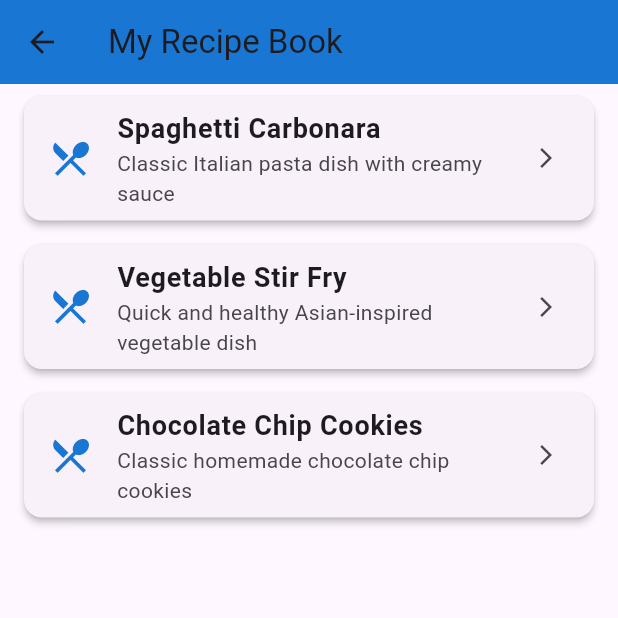
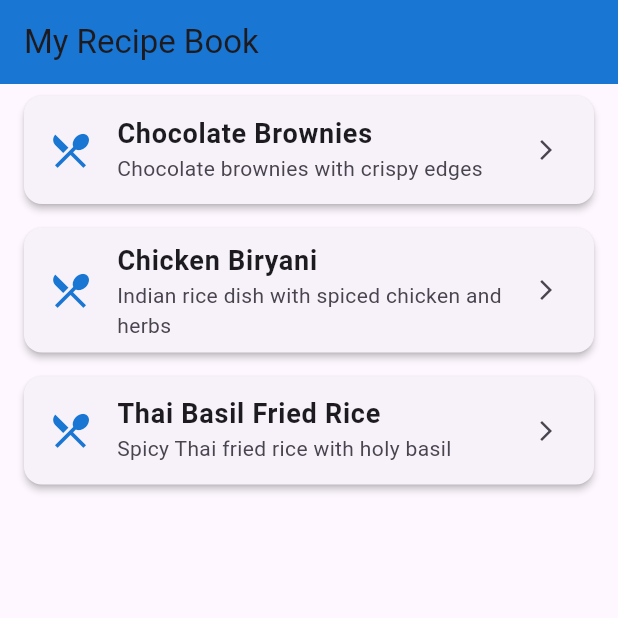
Before and after one commit to anaawalinkar/madCW02, a Flutter app: the HomeScreen screen opened directly, on a phone screen of 412 x 824 dp, the top half of it. Run offline on Flutter 3.47's test engine with Material 3 defaults, Android fonts, the phone set to English and light mode, and no system bars.

Commit message:
update main dart and home screen

```diff
--- a/cw02/lib/main.dart
+++ b/cw02/lib/main.dart
@@ -1,122 +1,20 @@
 import 'package:flutter/material.dart';
+import 'screens/home_screen.dart';
 
 void main() {
-  runApp(const MyApp());
+  runApp(RecipeBookApp());
 }
 
-class MyApp extends StatelessWidget {
-  const MyApp({super.key});
-
-  // This widget is the root of your application.
+class RecipeBookApp extends StatelessWidget {
   @override
   Widget build(BuildContext context) {
     return MaterialApp(
-      title: 'Flutter Demo',
+      title: 'Recipe Book',
       theme: ThemeData(
-        // This is the theme of your application.
-        //
-        // TRY THIS: Try running your application with "flutter run". You'll see
-        // the application has a purple toolbar. Then, without quitting the app,
-        // try changing the seedColor in the colorScheme below to Colors.green
-        // and then invoke "hot reload" (save your changes or press the "hot
-        // reload" button in a Flutter-supported IDE, or press "r" if you used
-        // the command line to start the app).
-        //
-        // Notice that the counter didn't reset back to zero; the application
-        // state is not lost during the reload. To reset the state, use hot
-        // restart instead.
-        //
-        // This works for code too, not just values: Most code changes can be
-        // tested with just a hot reload.
-        colorScheme: ColorScheme.fromSeed(seedColor: Colors.deepPurple),
+        primarySwatch: Colors.blue,
+        visualDensity: VisualDensity.adaptivePlatformDensity,
       ),
-      home: const MyHomePage(title: 'Flutter Demo Home Page'),
+      home: HomeScreen(),
     );
   }
 }
-
-class MyHomePage extends StatefulWidget {
-  const MyHomePage({super.key, required this.title});
-
-  // This widget is the home page of your application. It is stateful, meaning
-  // that it has a State object (defined below) that contains fields that affect
-  // how it looks.
-
-  // This class is the configuration for the state. It holds the values (in this
-  // case the title) provided by the parent (in this case the App widget) and
-  // used by the build method of the State. Fields in a Widget subclass are
-  // always marked "final".
-
-  final String title;
-
-  @override
-  State<MyHomePage> createState() => _MyHomePageState();
-}
-
-class _MyHomePageState extends State<MyHomePage> {
-  int _counter = 0;
-
-  void _incrementCounter() {
-    setState(() {
-      // This call to setState tells the Flutter framework that something has
-      // changed in this State, which causes it to rerun the build method below
-      // so that the display can reflect the updated values. If we changed
-      // _counter without calling setState(), then the build method would not be
-      // called again, and so nothing would appear to happen.
-      _counter++;
-    });
-  }
-
-  @override
-  Widget build(BuildContext context) {
-    // This method is rerun every time setState is called, for instance as done
-    // by the _incrementCounter method above.
-    //
-    // The Flutter framework has been optimized to make rerunning build methods
-    // fast, so that you can just rebuild anything that needs updating rather
-    // than having to individually change instances of widgets.
-    return Scaffold(
-      appBar: AppBar(
-        // TRY THIS: Try changing the color here to a specific color (to
-        // Colors.amber, perhaps?) and trigger a hot reload to see the AppBar
-        // change color while the other colors stay the same.
-        backgroundColor: Theme.of(context).colorScheme.inversePrimary,
-        // Here we take the value from the MyHomePage object that was created by
-        // the App.build method, and use it to set our appbar title.
-        title: Text(widget.title),
-      ),
-      body: Center(
-        // Center is a layout widget. It takes a single child and positions it
-        // in the middle of the parent.
-        child: Column(
-          // Column is also a layout widget. It takes a list of children and
-          // arranges them vertically. By default, it sizes itself to fit its
-          // children horizontally, and tries to be as tall as its parent.
-          //
-          // Column has various properties to control how it sizes itself and
-          // how it positions its children. Here we use mainAxisAlignment to
-          // center the children vertically; the main axis here is the vertical
-          // axis because Columns are vertical (the cross axis would be
-          // horizontal).
-          //
-          // TRY THIS: Invoke "debug painting" (choose the "Toggle Debug Paint"
-          // action in the IDE, or press "p" in the console), to see the
-          // wireframe for each widget.
-          mainAxisAlignment: MainAxisAlignment.center,
-          children: <Widget>[
-            const Text('You have pushed the button this many times:'),
-            Text(
-              '$_counter',
-              style: Theme.of(context).textTheme.headlineMedium,
-            ),
-          ],
-        ),
-      ),
-      floatingActionButton: FloatingActionButton(
-        onPressed: _incrementCounter,
-        tooltip: 'Increment',
-        child: const Icon(Icons.add),
-      ), // This trailing comma makes auto-formatting nicer for build methods.
-    );
-  }
-}
--- a/cw02/lib/screens/home_screen.dart
+++ b/cw02/lib/screens/home_screen.dart
@@ -6,74 +6,88 @@ class HomeScreen extends StatelessWidget {
   final List<Recipe> recipes = [
     Recipe(
       id: '1',
-      name: 'Spaghetti Carbonara',
-      description: 'Classic Italian pasta dish with creamy sauce',
+      name: 'Chocolate Brownies',
+      description: 'Chocolate brownies with crispy edges',
       ingredients: [
-        '200g spaghetti',
-        '100g pancetta or guanciale',
+        '1/2 cup unsalted butter',
+        '1 cup granulated sugar',
         '2 large eggs',
-        '50g grated Parmesan cheese',
-        'Black pepper, freshly ground',
-        'Salt to taste'
+        '1 tsp vanilla extract',
+        '1/3 cup cocoa powder',
+        '1/2 cup all-purpose flour',
+        '1/4 tsp salt',
+        '1/4 tsp baking powder',
+        '1/2 cup chocolate chips'
       ],
       instructions: [
-        'Bring a large pot of salted water to boil and cook spaghetti according to package instructions',
-        'While pasta cooks, chop pancetta into small pieces',
-        'In a bowl, whisk eggs and Parmesan cheese together',
-        'In a large pan, cook pancetta until crispy (no oil needed)',
-        'Reserve 1/2 cup pasta water, then drain spaghetti',
-        'Add hot spaghetti to the pan with pancetta, remove from heat',
-        'Quickly mix in egg and cheese mixture, adding pasta water as needed',
-        'Season with black pepper and serve immediately'
+        'Preheat oven to 350°F (175°C). Grease an 8x8 inch baking pan',
+        'Melt butter in a saucepan over medium heat',
+        'Remove from heat and stir in sugar, eggs, and vanilla',
+        'Beat in cocoa, flour, salt, and baking powder',
+        'Spread batter into prepared pan and sprinkle with chocolate chips',
+        'Bake for 25-30 minutes until edges pull away from pan',
+        'Cool completely before cutting into squares'
       ],
     ),
     Recipe(
       id: '2',
-      name: 'Vegetable Stir Fry',
-      description: 'Quick and healthy Asian-inspired vegetable dish',
+      name: 'Chicken Biryani',
+      description: 'Indian rice dish with spiced chicken and herbs',
       ingredients: [
-        '2 cups mixed vegetables (bell peppers, broccoli, carrots, snap peas)',
-        '2 cloves garlic, minced',
-        '1 tbsp ginger, grated',
-        '2 tbsp soy sauce',
-        '1 tbsp olive oil',
-        '1 tsp sesame oil',
-        'Green onions for garnish'
+        '2 cups basmati rice',
+        '500g chicken, cut into pieces',
+        '2 large onions, thinly sliced',
+        '1 cup yogurt',
+        '2 tbsp biryani masala',
+        '1 tbsp ginger-garlic paste',
+        '4 green chilies',
+        '1/2 cup mint leaves',
+        '1/2 cup cilantro',
+        'Saffron strands soaked in milk',
+        '4 tbsp ghee or oil'
       ],
       instructions: [
-        'Chop all vegetables into bite-sized pieces',
-        'Heat olive oil in a wok or large pan over high heat',
-        'Add garlic and ginger, stir for 30 seconds until fragrant',
-        'Add harder vegetables first (carrots, broccoli), cook for 2 minutes',
-        'Add remaining vegetables, stir fry for 3-4 minutes',
-        'Add soy sauce and sesame oil, toss to combine',
-        'Garnish with chopped green onions and serve with rice'
+        'Wash and soak basmati rice for 30 minutes',
+        'Marinate chicken with yogurt, biryani masala, and ginger-garlic paste for 2 hours',
+        'Fry onions until golden brown and set aside',
+        'Cook marinated chicken until 70% done',
+        'Parboil rice with whole spices until 70% cooked',
+        'Layer rice and chicken in a heavy-bottomed pot',
+        'Add fried onions, mint, cilantro, and saffron milk between layers',
+        'Cover and cook on low heat for 20 minutes (dum cooking)',
+        'Let it rest for 10 minutes before serving'
       ],
     ),
     Recipe(
       id: '3',
-      name: 'Chocolate Chip Cookies',
-      description: 'Classic homemade chocolate chip cookies',
+      name: 'Thai Basil Fried Rice',
+      description: 'Spicy Thai fried rice with holy basil',
       ingredients: [
-        '2 1/4 cups all-purpose flour',
-        '1 tsp baking soda',
-        '1 cup unsalted butter, softened',
-        '3/4 cup granulated sugar',
-        '3/4 cup brown sugar, packed',
-        '2 large eggs',
-        '2 tsp vanilla extract',
-        '2 cups chocolate chips'
+        '3 cups cooked jasmine rice (day-old)',
+        '2 tbsp vegetable oil',
+        '3 cloves garlic, minced',
+        '2 Thai chilies, chopped',
+        '200g chicken or shrimp (optional)',
+        '1 bell pepper, diced',
+        '1 onion, diced',
+        '2 tbsp fish sauce',
+        '1 tbsp soy sauce',
+        '1 tsp sugar',
+        '1 cup holy basil leaves',
+        '2 eggs',
+        'Lime wedges for serving'
       ],
       instructions: [
-        'Preheat oven to 375°F (190°C) and line baking sheets with parchment paper',
-        'In a medium bowl, whisk together flour and baking soda',
-        'In a large bowl, cream together butter and both sugars until light and fluffy',
-        'Beat in eggs one at a time, then add vanilla extract',
-        'Gradually mix in flour mixture until just combined',
-        'Stir in chocolate chips',
-        'Drop rounded tablespoons of dough onto prepared baking sheets',
-        'Bake for 9-11 minutes until edges are golden brown',
-        'Cool on baking sheet for 5 minutes before transferring to wire rack'
+        'Heat oil in a wok or large pan over high heat',
+        'Add garlic and chilies, stir-fry for 30 seconds until fragrant',
+        'Add chicken/shrimp and cook until done (if using)',
+        'Push ingredients to one side, crack eggs and scramble',
+        'Add bell pepper and onion, stir-fry for 2 minutes',
+        'Add cold rice, breaking up any clumps',
+        'Season with fish sauce, soy sauce, and sugar',
+        'Toss everything together and cook for 3-4 minutes',
+        'Turn off heat, stir in basil leaves until wilted',
+        'Serve immediately with lime wedges'
       ],
     ),
   ];
```
